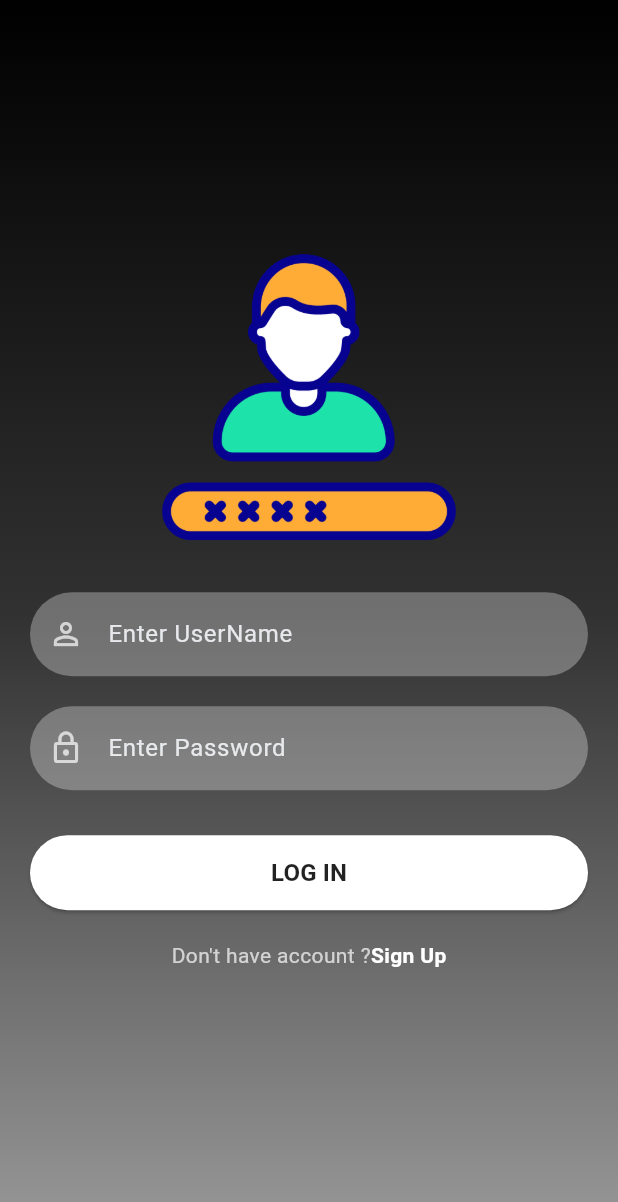
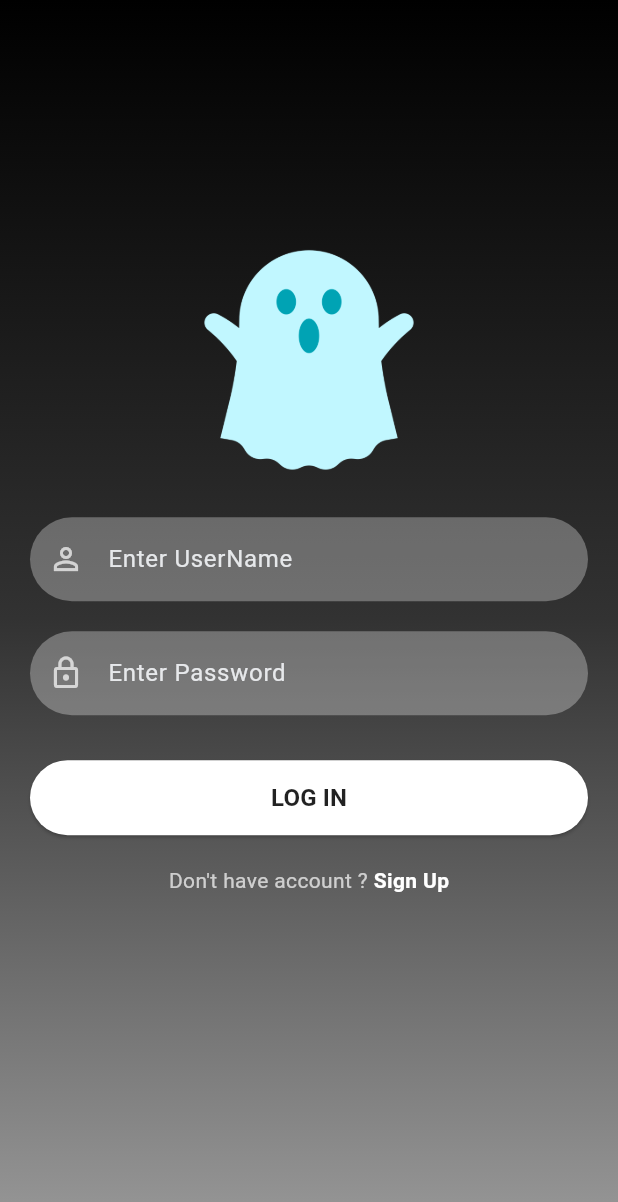
Before and after one commit to tanmaytoshniwal09/login-page, a Flutter app: the screen it shows after launch, on a phone screen of 412 x 824 dp. Shown: the top 1202 px of the screen. Run offline on Flutter 3.47's test engine with Material 3 defaults, Android fonts, the phone set to English and light mode, and no system bars.

Commit message:
Your commit message here

```diff
--- a/lib/Screens/signin_screen.dart
+++ b/lib/Screens/signin_screen.dart
@@ -32,9 +32,9 @@ class _SignInScreenState extends State<SignInScreen> {
             child: Column(
               children: <Widget>[
                 logoWidget(
-                  "assets/images/password.png",
-                  200,
-                  200,
+                  "assets/images/ghost.png",
+                  150,
+                  150,
                 ),
                 SizedBox(
                   height: 30,
@@ -71,7 +71,7 @@ class _SignInScreenState extends State<SignInScreen> {
                 MaterialPageRoute(builder: (context) => SignUpScreen()));
           },
           child: const Text(
-            "Sign Up",
+            " Sign Up",
             style: TextStyle(color: Colors.white, fontWeight: FontWeight.bold),
           ),
         )
```
Also changed, not shown: assets/images/ghost.png (added).
